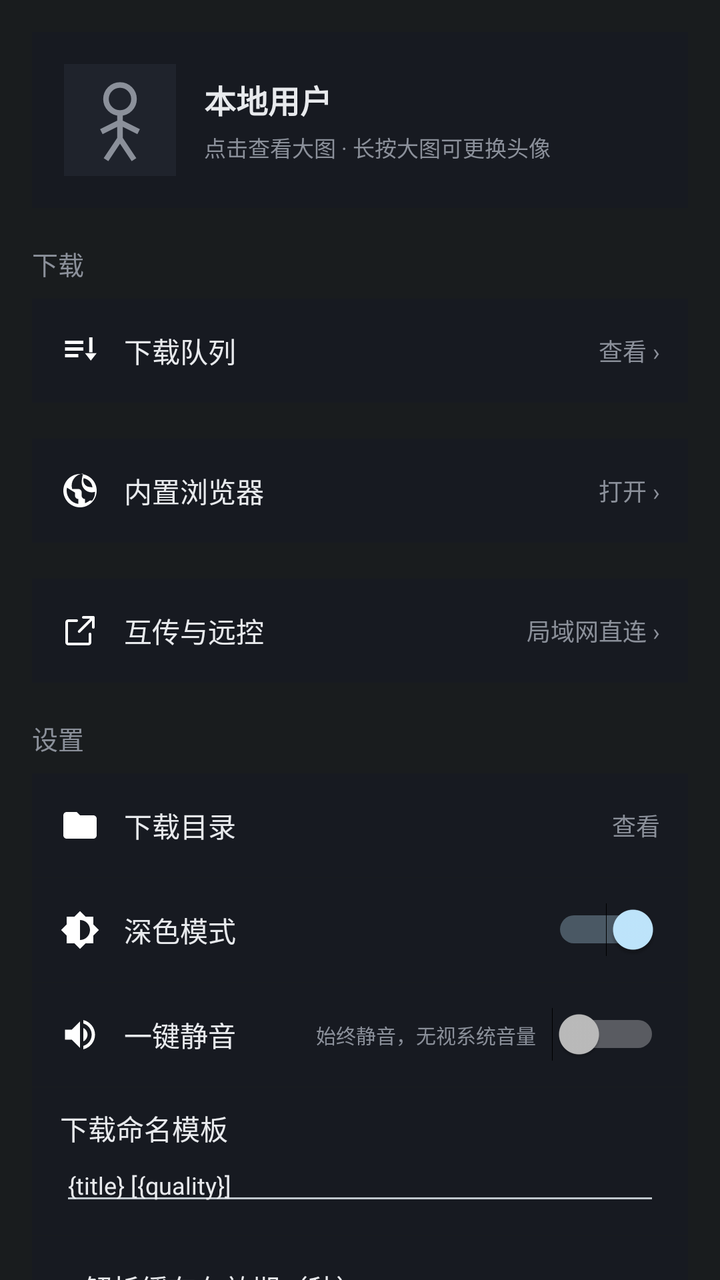
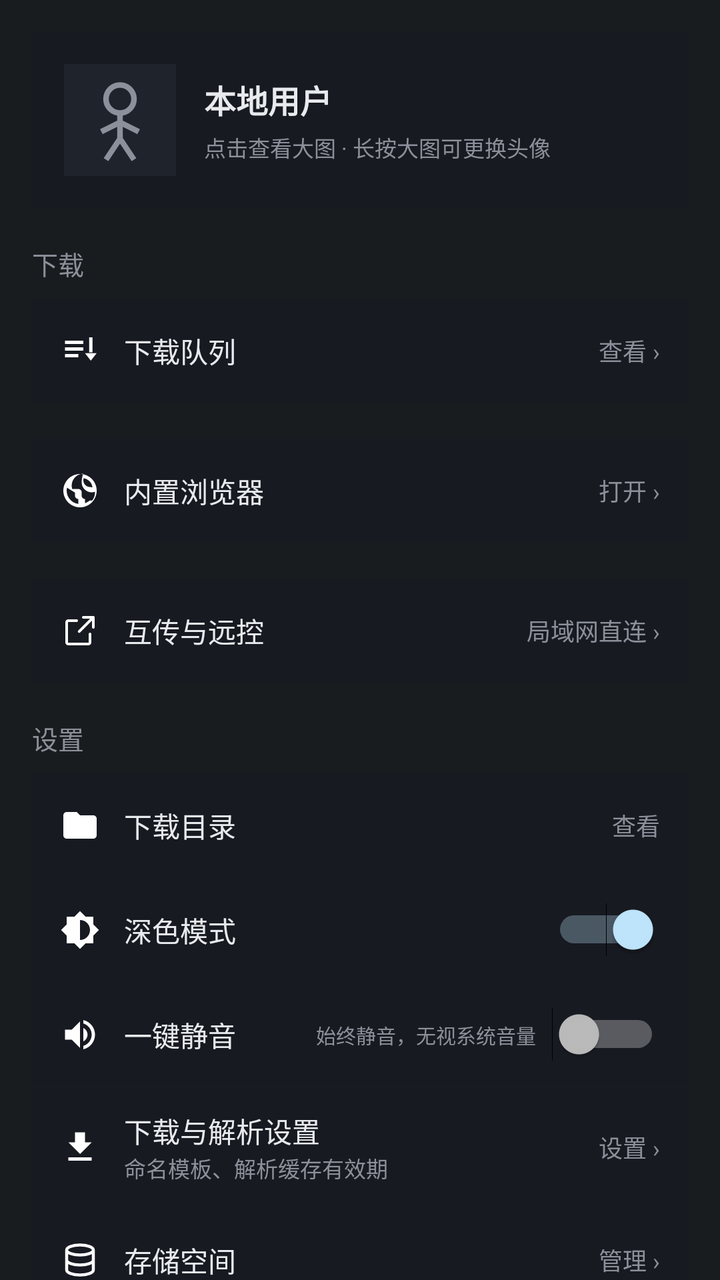

Before-and-after screenshots of an Android layout around one commit, followed by the original layout XML and the change that was made.
<!-- AndroidManifest.xml: application theme android:Theme.DeviceDefault.NoActionBar -->
<!-- res/layout/page_me.xml -->
<?xml version="1.0" encoding="utf-8"?>

<LinearLayout xmlns:android="http://schemas.android.com/apk/res/android"
    android:layout_width="match_parent"
    android:layout_height="match_parent"
    android:orientation="vertical"
    android:tag="bg">

    <ScrollView
        android:layout_width="match_parent"
        android:layout_height="match_parent"
        android:scrollbars="none">
        <LinearLayout
            android:layout_width="match_parent"
            android:layout_height="wrap_content"
            android:orientation="vertical"
            android:padding="16dp">

            <FrameLayout
                android:id="@+id/player_slot"
                android:layout_width="match_parent"
                android:layout_height="wrap_content" />

            
            <LinearLayout
                android:layout_width="match_parent"
                android:layout_height="wrap_content"
                android:orientation="horizontal"
                android:gravity="center_vertical"
                android:background="#171a21"
                android:tag="card"
                android:padding="16dp"
                android:layout_marginBottom="18dp">
                <ImageView
                    android:id="@+id/avatar"
                    android:layout_width="56dp"
                    android:layout_height="56dp"
                    android:src="@drawable/ic_avatar_default"
                    android:scaleType="centerCrop"
                    android:background="#1f232c"
                    android:tag="thumb"
                    android:contentDescription="用户头像" />
                <LinearLayout
                    android:layout_width="0dp"
                    android:layout_height="wrap_content"
                    android:layout_weight="1"
                    android:orientation="vertical"
                    android:paddingStart="14dp">
                    <TextView
                        android:layout_width="wrap_content"
                        android:layout_height="wrap_content"
                        android:text="本地用户"
                        android:textColor="#e8eaed"
                        android:tag="text"
                        android:textSize="16sp"
                        android:textStyle="bold" />
                    <TextView
                        android:layout_width="wrap_content"
                        android:layout_height="wrap_content"
                        android:text="点击查看大图 · 长按大图可更换头像"
                        android:textColor="#8b909a"
                        android:tag="dim"
                        android:textSize="11sp"
                        android:layout_marginTop="4dp" />
                </LinearLayout>
            </LinearLayout>

            
            <TextView
                android:layout_width="wrap_content"
                android:layout_height="wrap_content"
                android:text="下载"
                android:textColor="#8b909a"
                android:tag="dim"
                android:textSize="13sp"
                android:layout_marginBottom="8dp" />

            <LinearLayout
                android:id="@+id/row_queue"
                android:layout_width="match_parent"
                android:layout_height="52dp"
                android:orientation="horizontal"
                android:gravity="center_vertical"
                android:background="#171a21"
                android:tag="card"
                android:paddingStart="14dp"
                android:paddingEnd="14dp"
                android:layout_marginBottom="18dp"
                android:clickable="true"
                android:focusable="true">
                <ImageView
                    android:layout_width="20dp"
                    android:layout_height="20dp"
                    android:src="@drawable/ic_queue"
                    android:tag="icon"
                    android:scaleType="fitCenter" />
                <TextView
                    android:layout_width="0dp"
                    android:layout_height="wrap_content"
                    android:layout_weight="1"
                    android:text="下载队列"
                    android:textColor="#e8eaed"
                    android:tag="text"
                    android:textSize="14sp"
                    android:layout_marginStart="12dp" />
                <TextView
                    android:id="@+id/queue_summary"
                    android:layout_width="wrap_content"
                    android:layout_height="wrap_content"
                    android:text="查看 ›"
                    android:textColor="#8b909a"
                    android:tag="dim"
                    android:textSize="12sp" />
            </LinearLayout>

            
            <LinearLayout
                android:id="@+id/row_browser"
                android:layout_width="match_parent"
                android:layout_height="52dp"
                android:orientation="horizontal"
                android:gravity="center_vertical"
                android:background="#171a21"
                android:tag="card"
                android:paddingStart="14dp"
                android:paddingEnd="14dp"
                android:layout_marginBottom="18dp"
                android:clickable="true"
                android:focusable="true">
                <ImageView
                    android:layout_width="20dp"
                    android:layout_height="20dp"
                    android:src="@drawable/ic_browser"
                    android:tag="icon"
                    android:scaleType="fitCenter" />
                <TextView
                    android:layout_width="0dp"
                    android:layout_height="wrap_content"
                    android:layout_weight="1"
                    android:text="内置浏览器"
                    android:textColor="#e8eaed"
                    android:tag="text"
                    android:textSize="14sp"
                    android:layout_marginStart="12dp" />
                <TextView
                    android:layout_width="wrap_content"
                    android:layout_height="wrap_content"
                    android:text="打开 ›"
                    android:textColor="#8b909a"
                    android:tag="dim"
                    android:textSize="12sp" />
            </LinearLayout>

            
            <LinearLayout
                android:id="@+id/row_lan"
                android:layout_width="match_parent"
                android:layout_height="52dp"
                android:orientation="horizontal"
                android:gravity="center_vertical"
                android:background="#171a21"
                android:tag="card"
                android:paddingStart="14dp"
                android:paddingEnd="14dp"
                android:layout_marginBottom="18dp"
                android:clickable="true"
                android:focusable="true">
                <ImageView
                    android:layout_width="20dp"
                    android:layout_height="20dp"
                    android:src="@drawable/ic_share"
                    android:tag="icon"
                    android:scaleType="fitCenter" />
                <TextView
                    android:layout_width="0dp"
                    android:layout_height="wrap_content"
                    android:layout_weight="1"
                    android:text="互传与远控"
                    android:textColor="#e8eaed"
                    android:tag="text"
                    android:textSize="14sp"
                    android:layout_marginStart="12dp" />
                <TextView
                    android:layout_width="wrap_content"
                    android:layout_height="wrap_content"
                    android:text="局域网直连 ›"
                    android:textColor="#8b909a"
                    android:tag="dim"
                    android:textSize="12sp" />
            </LinearLayout>

            
            <TextView
                android:layout_width="wrap_content"
                android:layout_height="wrap_content"
                android:text="设置"
                android:textColor="#8b909a"
                android:tag="dim"
                android:textSize="13sp"
                android:layout_marginBottom="8dp" />

            <LinearLayout
                android:id="@+id/row_dir"
                android:layout_width="match_parent"
                android:layout_height="52dp"
                android:orientation="horizontal"
                android:gravity="center_vertical"
                android:background="#171a21"
                android:tag="card"
                android:paddingStart="14dp"
                android:paddingEnd="14dp"
                android:layout_marginBottom="1px">
                <ImageView
                    android:layout_width="20dp"
                    android:layout_height="20dp"
                    android:src="@drawable/ic_folder"
                    android:tag="icon"
                    android:scaleType="fitCenter" />
                <TextView
                    android:layout_width="0dp"
                    android:layout_height="wrap_content"
                    android:layout_weight="1"
                    android:text="下载目录"
                    android:textColor="#e8eaed"
                    android:tag="text"
                    android:textSize="14sp"
                    android:layout_marginStart="12dp" />
                <TextView
                    android:id="@+id/dir_path"
                    android:layout_width="wrap_content"
                    android:layout_height="wrap_content"
                    android:text="查看"
                    android:textColor="#8b909a"
                    android:tag="dim"
                    android:textSize="12sp" />
            </LinearLayout>

            <LinearLayout
                android:id="@+id/row_theme"
                android:layout_width="match_parent"
                android:layout_height="52dp"
                android:orientation="horizontal"
                android:gravity="center_vertical"
                android:background="#171a21"
                android:tag="card"
                android:paddingStart="14dp"
                android:paddingEnd="14dp"
                android:layout_marginBottom="1px">
                <ImageView
                    android:layout_width="20dp"
                    android:layout_height="20dp"
                    android:src="@drawable/ic_theme"
                    android:tag="icon"
                    android:scaleType="fitCenter" />
                <TextView
                    android:layout_width="0dp"
                    android:layout_height="wrap_content"
                    android:layout_weight="1"
                    android:text="深色模式"
                    android:textColor="#e8eaed"
                    android:tag="text"
                    android:textSize="14sp"
                    android:layout_marginStart="12dp" />
                <Switch
                    android:id="@+id/theme_switch"
                    android:layout_width="wrap_content"
                    android:layout_height="wrap_content"
                    android:checked="true" />
            </LinearLayout>

            
            <LinearLayout
                android:id="@+id/row_silent"
                android:layout_width="match_parent"
                android:layout_height="52dp"
                android:orientation="horizontal"
                android:gravity="center_vertical"
                android:background="#171a21"
                android:tag="card"
                android:paddingStart="14dp"
                android:paddingEnd="14dp"
                android:layout_marginBottom="1px">
                <ImageView
                    android:layout_width="20dp"
                    android:layout_height="20dp"
                    android:src="@drawable/ic_volume"
                    android:tag="icon"
                    android:scaleType="fitCenter" />
                <TextView
                    android:layout_width="0dp"
                    android:layout_height="wrap_content"
                    android:layout_weight="1"
                    android:text="一键静音"
                    android:textColor="#e8eaed"
                    android:tag="text"
                    android:textSize="14sp"
                    android:layout_marginStart="12dp" />
                <TextView
                    android:layout_width="wrap_content"
                    android:layout_height="wrap_content"
                    android:text="始终静音，无视系统音量"
                    android:textColor="#8b909a"
                    android:tag="dim"
                    android:textSize="10sp"
                    android:layout_marginEnd="8dp" />
                <Switch
                    android:id="@+id/silent_switch"
                    android:layout_width="wrap_content"
                    android:layout_height="wrap_content"
                    android:checked="false" />
            </LinearLayout>

            
            <LinearLayout
                android:id="@+id/row_name_template"
                android:layout_width="match_parent"
                android:layout_height="wrap_content"
                android:orientation="vertical"
                android:background="#171a21"
                android:tag="card"
                android:paddingStart="14dp"
                android:paddingEnd="14dp"
                android:paddingTop="10dp"
                android:paddingBottom="10dp"
                android:layout_marginBottom="1px">
                <TextView
                    android:layout_width="wrap_content"
                    android:layout_height="wrap_content"
                    android:text="下载命名模板"
                    android:textColor="#e8eaed"
                    android:tag="text"
                    android:textSize="14sp" />
                <EditText
                    android:id="@+id/name_template_input"
                    android:layout_width="match_parent"
                    android:layout_height="wrap_content"
                    android:text="{title} [{quality}]"
                    android:textColor="#e8eaed"
                    android:textSize="12sp"
                    android:hint="{title}/{id}/{uploader}/{quality}/{source}/{date}/{ext}"
                    android:importantForAutofill="no" />
            </LinearLayout>

            
            <LinearLayout
                android:id="@+id/row_parse_ttl"
                android:layout_width="match_parent"
                android:layout_height="52dp"
                android:orientation="horizontal"
                android:gravity="center_vertical"
                android:background="#171a21"
                android:tag="card"
                android:paddingStart="14dp"
                android:paddingEnd="14dp"
                android:layout_marginBottom="1px">
                <TextView
                    android:layout_width="0dp"
                    android:layout_height="wrap_content"
                    android:layout_weight="1"
                    android:text="解析缓存有效期（秒）"
                    android:textColor="#e8eaed"
                    android:tag="text"
                    android:textSize="14sp"
                    android:layout_marginStart="12dp" />
                <EditText
                    android:id="@+id/parse_ttl_input"
                    android:layout_width="96dp"
                    android:layout_height="wrap_content"
                    android:inputType="number"
                    android:text="600"
                    android:textColor="#e8eaed"
                    android:textSize="13sp"
                    android:importantForAutofill="no" />
            </LinearLayout>

            <LinearLayout
                android:id="@+id/row_storage"
                android:layout_width="match_parent"
                android:layout_height="52dp"
                android:orientation="horizontal"
                android:gravity="center_vertical"
                android:background="#171a21"
                android:tag="card"
                android:paddingStart="14dp"
                android:paddingEnd="14dp"
                android:layout_marginBottom="1px">
                <ImageView
                    android:layout_width="20dp"
                    android:layout_height="20dp"
                    android:src="@drawable/ic_storage"
                    android:tag="icon"
                    android:scaleType="fitCenter" />
                <TextView
                    android:layout_width="0dp"
                    android:layout_height="wrap_content"
                    android:layout_weight="1"
                    android:text="存储空间"
                    android:textColor="#e8eaed"
                    android:tag="text"
                    android:textSize="14sp"
                    android:layout_marginStart="12dp" />
                <TextView
                    android:layout_width="wrap_content"
                    android:layout_height="wrap_content"
                    android:text="管理 ›"
                    android:textColor="#8b909a"
                    android:tag="dim"
                    android:textSize="12sp" />
            </LinearLayout>

            
            <LinearLayout
                android:id="@+id/row_update"
                android:layout_width="match_parent"
                android:layout_height="52dp"
                android:orientation="horizontal"
                android:gravity="center_vertical"
                android:background="#171a21"
                android:tag="card"
                android:paddingStart="14dp"
                android:paddingEnd="14dp">
                <ImageView
                    android:layout_width="20dp"
                    android:layout_height="20dp"
                    android:src="@drawable/ic_update"
                    android:tag="icon"
                    android:scaleType="fitCenter" />
                <TextView
                    android:layout_width="0dp"
                    android:layout_height="wrap_content"
                    android:layout_weight="1"
                    android:text="检查更新"
                    android:textColor="#e8eaed"
                    android:tag="text"
                    android:textSize="14sp"
                    android:layout_marginStart="12dp" />
                <ProgressBar
                    android:id="@+id/update_progress"
                    android:layout_width="16dp"
                    android:layout_height="16dp"
                    android:indeterminate="true"
                    android:indeterminateTint="#f97316"
                    android:visibility="gone"
                    android:layout_marginEnd="6dp" />
                <TextView
                    android:id="@+id/update_version"
                    android:layout_width="wrap_content"
                    android:layout_height="wrap_content"
                    android:text="待检查"
                    android:textColor="#8b909a"
                    android:tag="dim"
                    android:textSize="12sp" />
            </LinearLayout>

            <TextView
                android:layout_width="match_parent"
                android:layout_height="wrap_content"
                android:text="全能工具箱 v1.3 · yt-dlp + 局域网互传远控"
                android:textColor="#8b909a"
                android:tag="dim"
                android:textSize="11sp"
                android:gravity="center"
                android:paddingTop="28dp" />
        </LinearLayout>
    </ScrollView>
</LinearLayout>
<!-- resources referenced by this layout -->
<resources>
  <!-- drawable ic_folder (drawable) -->
  <?xml version="1.0" encoding="utf-8"?>
  <vector xmlns:android="http://schemas.android.com/apk/res/android"
      android:width="24dp"
      android:height="24dp"
      android:viewportWidth="24"
      android:viewportHeight="24">
      <path
          android:fillColor="#FFFFFFFF"
          android:pathData="M10,4H4c-1.1,0 -1.99,0.9 -1.99,2L2,18c0,1.1 0.9,2 2,2h16c1.1,0 2,-0.9 2,-2V8c0,-1.1 -0.9,-2 -2,-2h-8l-2,-2z" />
  </vector>
  <!-- drawable ic_queue (drawable) -->
  <?xml version="1.0" encoding="utf-8"?>
  <vector xmlns:android="http://schemas.android.com/apk/res/android"
      android:width="24dp"
      android:height="24dp"
      android:viewportWidth="24"
      android:viewportHeight="24">
      <path
          android:fillColor="#FFFFFFFF"
          android:pathData="M3,6h11v2H3z M3,10h11v2H3z M3,14h8v2H3z M17.5,4h2v9h-2z M18.5,18l-3.5,-4.5h7z" />
  </vector>
  <!-- drawable ic_share (drawable) -->
  <?xml version="1.0" encoding="utf-8"?>
  <vector xmlns:android="http://schemas.android.com/apk/res/android"
      android:width="24dp"
      android:height="24dp"
      android:viewportWidth="24"
      android:viewportHeight="24">
      <path
          android:fillColor="#00000000"
          android:strokeColor="#FFFFFF"
          android:strokeWidth="1.6"
          android:strokeLineCap="round"
          android:strokeLineJoin="round"
          android:pathData="M14,4h6v6M20,4l-8.5,8.5M18,14v5a1,1 0,0 1,-1,1H5a1,1 0,0 1,-1,-1V7a1,1 0,0 1,1,-1h5" />
  </vector>
  <!-- drawable ic_storage (drawable) -->
  <?xml version="1.0" encoding="utf-8"?>
  <vector xmlns:android="http://schemas.android.com/apk/res/android"
      android:width="24dp"
      android:height="24dp"
      android:viewportWidth="24"
      android:viewportHeight="24">
      <path
          android:pathData="M4,6c0,-1.66 3.58,-3 8,-3s8,1.34 8,3 -3.58,3 -8,3 -8,-1.34 -8,-3z M4,6v6c0,1.66 3.58,3 8,3s8,-1.34 8,-3V6 M4,12v6c0,1.66 3.58,3 8,3s8,-1.34 8,-3v-6"
          android:strokeColor="#FFFFFFFF"
          android:strokeWidth="1.8"
          android:fillColor="#00000000" />
  </vector>
  <!-- drawable ic_theme (drawable) -->
  <?xml version="1.0" encoding="utf-8"?>
  <vector xmlns:android="http://schemas.android.com/apk/res/android"
      android:width="24dp"
      android:height="24dp"
      android:viewportWidth="24"
      android:viewportHeight="24">
      <path
          android:fillColor="#FFFFFFFF"
          android:pathData="M20,15.31L23.31,12l-3.31,-3.31V4h-4.69L12,0.69 8.69,4H4v4.69L0.69,12 4,15.31V20h4.69L12,23.31 15.31,20H20v-4.69z M12,18V6c3.31,0 6,2.69 6,6s-2.69,6 -6,6z" />
  </vector>
  <!-- drawable ic_update (drawable) -->
  <?xml version="1.0" encoding="utf-8"?>
  <vector xmlns:android="http://schemas.android.com/apk/res/android"
      android:width="24dp"
      android:height="24dp"
      android:viewportWidth="24"
      android:viewportHeight="24">
      <path
          android:fillColor="#FFFFFFFF"
          android:pathData="M17,1.01L7,1C5.9,1 5,1.9 5,3v18c0,1.1 0.9,2 2,2h10c1.1,0 2,-0.9 2,-2V3c0,-1.1 -0.9,-1.99 -2,-1.99zM17,19H7V5h10v14zM16,13h-3V8h-2v5H8l4,4 4,-4z" />
  </vector>
  <!-- drawable ic_volume (drawable) -->
  <?xml version="1.0" encoding="utf-8"?>
  <vector xmlns:android="http://schemas.android.com/apk/res/android"
      android:width="24dp"
      android:height="24dp"
      android:viewportWidth="24"
      android:viewportHeight="24">
      <path
          android:fillColor="#FFFFFFFF"
          android:pathData="M3,9v6h4l5,5V4L7,9H3z M16.5,12c0,-1.77 -1.02,-3.29 -2.5,-4.03v8.05c1.48,-0.73 2.5,-2.25 2.5,-4.02z M14,3.23v2.06c2.89,0.86 5,3.54 5,6.71s-2.11,5.85 -5,6.71v2.06c4.01,-0.91 7,-4.49 7,-8.77s-2.99,-7.86 -7,-8.77z" />
  </vector>
  <!-- unchanged entries left out for length: 2 -->
</resources>

<!-- the commit's change to res/layout/page_me.xml (unified diff, before → after) -->
@@ -312,65 +312,50 @@
 
             
             <LinearLayout
-                android:id="@+id/row_name_template"
-                android:layout_width="match_parent"
-                android:layout_height="wrap_content"
-                android:orientation="vertical"
-                android:background="#171a21"
-                android:tag="card"
-                android:paddingStart="14dp"
-                android:paddingEnd="14dp"
-                android:paddingTop="10dp"
-                android:paddingBottom="10dp"
+                android:id="@+id/row_download_settings"
+                android:layout_width="match_parent"
+                android:layout_height="60dp"
+                android:orientation="horizontal"
+                android:gravity="center_vertical"
+                android:background="#171a21"
+                android:tag="card"
+                android:paddingStart="14dp"
+                android:paddingEnd="14dp"
                 android:layout_marginBottom="1px">
-                <TextView
-                    android:layout_width="wrap_content"
-                    android:layout_height="wrap_content"
-                    android:text="下载命名模板"
-                    android:textColor="#e8eaed"
-                    android:tag="text"
-                    android:textSize="14sp" />
-                <EditText
-                    android:id="@+id/name_template_input"
-                    android:layout_width="match_parent"
-                    android:layout_height="wrap_content"
-                    android:text="{title} [{quality}]"
-                    android:textColor="#e8eaed"
-                    android:textSize="12sp"
-                    android:hint="{title}/{id}/{uploader}/{quality}/{source}/{date}/{ext}"
-                    android:importantForAutofill="no" />
-            </LinearLayout>
-
-            
-            <LinearLayout
-                android:id="@+id/row_parse_ttl"
-                android:layout_width="match_parent"
-                android:layout_height="52dp"
-                android:orientation="horizontal"
-                android:gravity="center_vertical"
-                android:background="#171a21"
-                android:tag="card"
-                android:paddingStart="14dp"
-                android:paddingEnd="14dp"
-                android:layout_marginBottom="1px">
-                <TextView
-                    android:layout_width="0dp"
-                    android:layout_height="wrap_content"
-                    android:layout_weight="1"
-                    android:text="解析缓存有效期（秒）"
-                    android:textColor="#e8eaed"
-                    android:tag="text"
-                    android:textSize="14sp"
-                    android:layout_marginStart="12dp" />
-                <EditText
-                    android:id="@+id/parse_ttl_input"
-                    android:layout_width="96dp"
-                    android:layout_height="wrap_content"
-                    android:inputType="number"
-                    android:text="600"
-                    android:textColor="#e8eaed"
-                    android:textSize="13sp"
-                    android:importantForAutofill="no" />
+                <ImageView
+                    android:layout_width="20dp"
+                    android:layout_height="20dp"
+                    android:src="@drawable/ic_download"
+                    android:tag="icon"
+                    android:scaleType="fitCenter" />
+                <LinearLayout
+                    android:layout_width="0dp"
+                    android:layout_height="wrap_content"
+                    android:layout_weight="1"
+                    android:orientation="vertical"
+                    android:layout_marginStart="12dp">
+                    <TextView
+                        android:layout_width="wrap_content"
+                        android:layout_height="wrap_content"
+                        android:text="下载与解析设置"
+                        android:textColor="#e8eaed"
+                        android:tag="text"
+                        android:textSize="14sp" />
+                    <TextView
+                        android:layout_width="wrap_content"
+                        android:layout_height="wrap_content"
+                        android:text="命名模板、解析缓存有效期"
+                        android:textColor="#8b909a"
+                        android:tag="dim"
+                        android:textSize="11sp" />
+                </LinearLayout>
+                <TextView
+                    android:layout_width="wrap_content"
+                    android:layout_height="wrap_content"
+                    android:text="设置 ›"
+                    android:textColor="#8b909a"
+                    android:tag="dim"
+                    android:textSize="12sp" />
             </LinearLayout>
 
             <LinearLayout
<!-- resource entries referenced after the edit -->
@@ -1,5 +1,16 @@
 <!-- resources referenced by this layout -->
 <resources>
+  <!-- drawable ic_download (drawable) -->
+  <?xml version="1.0" encoding="utf-8"?>
+  <vector xmlns:android="http://schemas.android.com/apk/res/android"
+      android:width="24dp"
+      android:height="24dp"
+      android:viewportWidth="24"
+      android:viewportHeight="24">
+      <path
+          android:fillColor="#FFFFFFFF"
+          android:pathData="M19,9h-4V3H9v6H5l7,7 7,-7z M5,18v2h14v-2H5z" />
+  </vector>
   <!-- drawable ic_folder (drawable) -->
   <?xml version="1.0" encoding="utf-8"?>
   <vector xmlns:android="http://schemas.android.com/apk/res/android"
